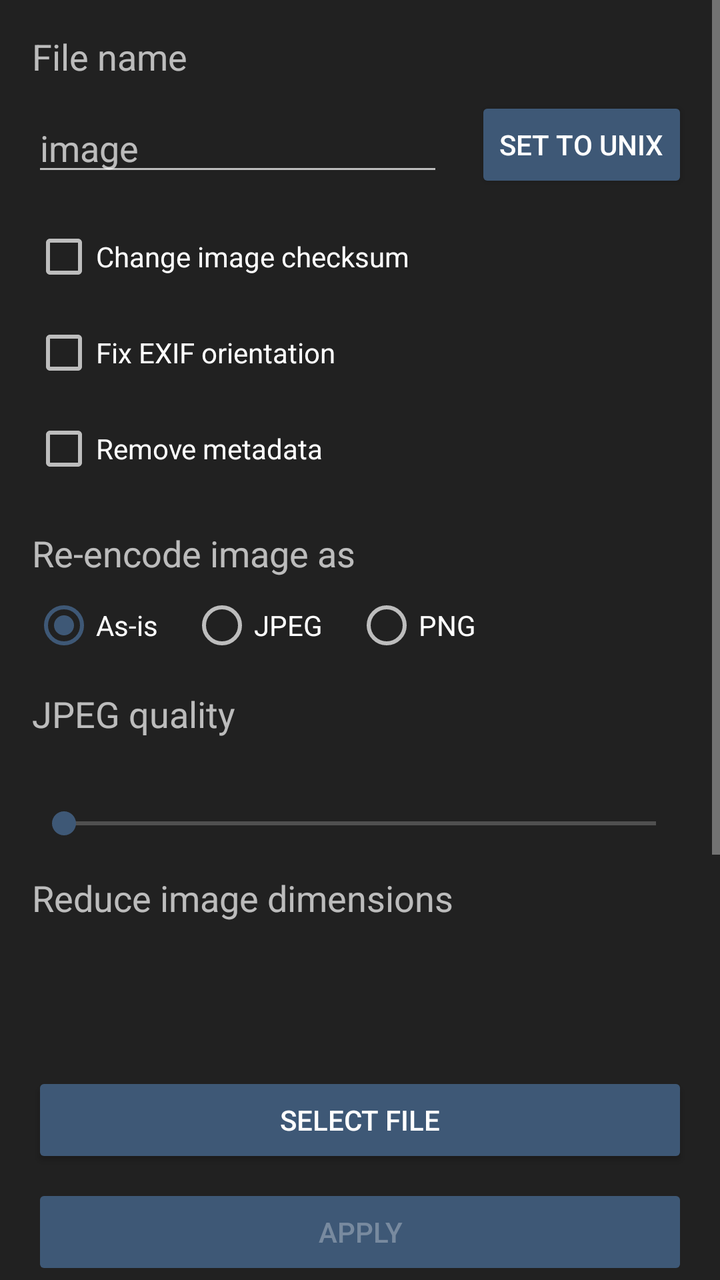
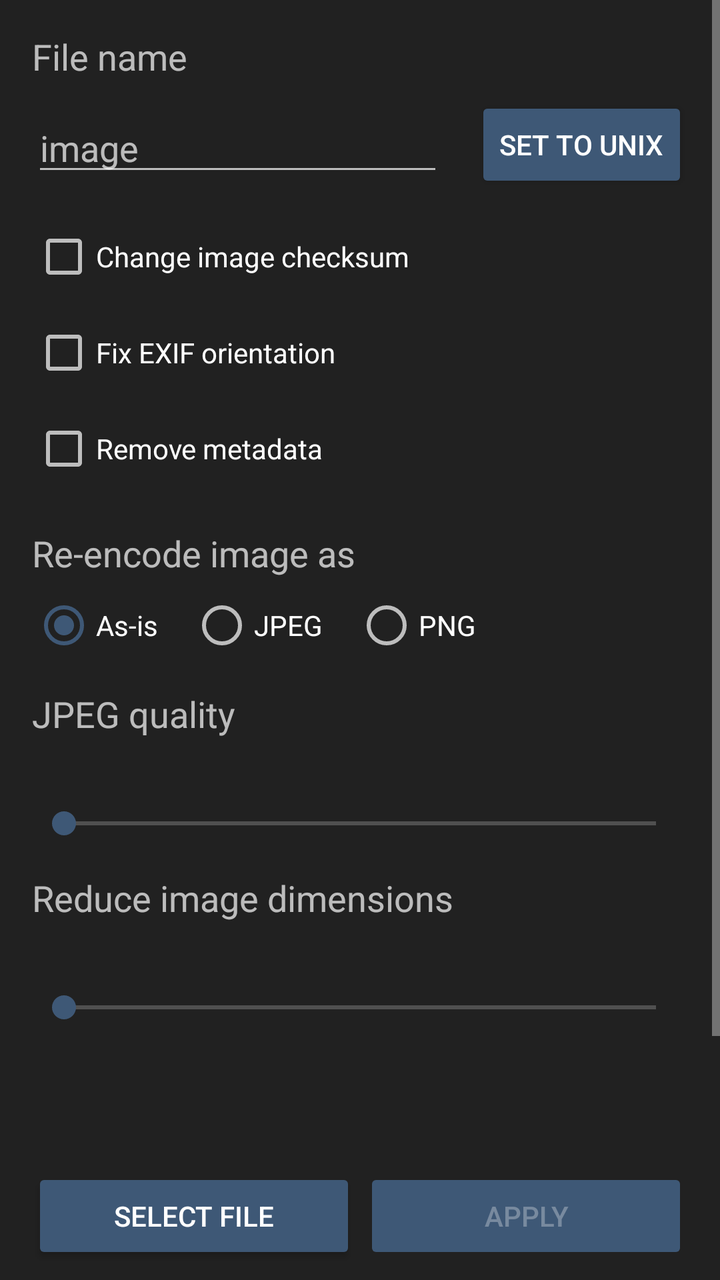

The first picture is an Android layout as it rendered before a commit; the second is the same layout after the commit. The layout source and the unified diff follow.
<!-- AndroidManifest.xml: application theme Theme.Sunshower -->
<!-- res/layout/activity_kuroba.xml -->
<?xml version="1.0" encoding="utf-8"?>
<LinearLayout xmlns:android="http://schemas.android.com/apk/res/android"
    android:layout_width="match_parent"
    android:layout_height="match_parent"
    android:orientation="vertical">

    <ScrollView
        android:layout_width="match_parent"
        android:layout_height="0dp"
        android:layout_weight="1"
        android:fillViewport="true">

        <FrameLayout
            android:layout_width="match_parent"
            android:layout_height="match_parent">

            <LinearLayout
                android:layout_width="match_parent"
                android:layout_height="wrap_content"
                android:layout_gravity="center_vertical"
                android:orientation="vertical"
                android:padding="16dp">

                <TextView
                    android:layout_width="wrap_content"
                    android:layout_height="wrap_content"
                    android:text="@string/file_name_label"
                    android:textSize="18sp" />

                <LinearLayout
                    android:layout_width="match_parent"
                    android:layout_height="wrap_content"
                    android:layout_marginTop="8dp"
                    android:gravity="center_vertical"
                    android:orientation="horizontal">

                    <EditText
                        android:id="@+id/kuroba_file_name_input"
                        android:layout_width="0dp"
                        android:layout_height="wrap_content"
                        android:layout_weight="1"
                        android:hint="@string/default_file_name"
                        android:importantForAutofill="no"
                        android:inputType="text"
                        android:maxLength="64" />

                    <TextView
                        android:id="@+id/kuroba_ext_label"
                        android:layout_width="wrap_content"
                        android:layout_height="wrap_content"
                        android:layout_marginStart="8dp"
                        android:textColor="#FF888888"
                        android:textSize="18sp" />

                    <Button
                        android:id="@+id/kuroba_set_unix_button"
                        android:layout_width="wrap_content"
                        android:layout_height="wrap_content"
                        android:layout_marginStart="8dp"
                        android:text="@string/set_unix" />
                </LinearLayout>

                <CheckBox
                    android:id="@+id/change_checksum_switch"
                    android:layout_width="wrap_content"
                    android:layout_height="wrap_content"
                    android:layout_marginTop="16dp"
                    android:text="@string/change_checksum" />

                <CheckBox
                    android:id="@+id/fix_exif_switch"
                    android:layout_width="wrap_content"
                    android:layout_height="wrap_content"
                    android:layout_marginTop="16dp"
                    android:text="@string/fix_exif" />

                <CheckBox
                    android:id="@+id/remove_metadata_switch"
                    android:layout_width="wrap_content"
                    android:layout_height="wrap_content"
                    android:layout_marginTop="16dp"
                    android:text="@string/remove_metadata" />

                <TextView
                    android:layout_width="wrap_content"
                    android:layout_height="wrap_content"
                    android:layout_marginTop="24dp"
                    android:text="@string/reencode_label"
                    android:textSize="18sp" />

                <RadioGroup
                    android:id="@+id/reencode_group"
                    android:layout_width="match_parent"
                    android:layout_height="wrap_content"
                    android:layout_marginTop="8dp"
                    android:orientation="horizontal">

                    <RadioButton
                        android:id="@+id/reencode_as_is"
                        android:layout_width="wrap_content"
                        android:layout_height="wrap_content"
                        android:checked="true"
                        android:text="@string/reencode_as_is" />

                    <RadioButton
                        android:id="@+id/reencode_as_jpeg"
                        android:layout_width="wrap_content"
                        android:layout_height="wrap_content"
                        android:layout_marginStart="16dp"
                        android:text="@string/reencode_jpeg" />

                    <RadioButton
                        android:id="@+id/reencode_as_png"
                        android:layout_width="wrap_content"
                        android:layout_height="wrap_content"
                        android:layout_marginStart="16dp"
                        android:text="@string/reencode_png" />
                </RadioGroup>

                <LinearLayout
                    android:id="@+id/quality_row"
                    android:layout_width="match_parent"
                    android:layout_height="wrap_content"
                    android:layout_marginTop="16dp"
                    android:orientation="vertical">

                    <TextView
                        android:layout_width="wrap_content"
                        android:layout_height="wrap_content"
                        android:text="@string/quality_label"
                        android:textSize="18sp" />

                    <TextView
                        android:id="@+id/quality_value"
                        android:layout_width="wrap_content"
                        android:layout_height="wrap_content"
                        android:layout_marginTop="4dp"
                        android:textSize="16sp" />

                    <SeekBar
                        android:id="@+id/quality_bar"
                        android:layout_width="match_parent"
                        android:layout_height="wrap_content"
                        android:layout_marginTop="8dp"
                        android:max="99" />
                </LinearLayout>

                <LinearLayout
                    android:id="@+id/reduce_row"
                    android:layout_width="match_parent"
                    android:layout_height="wrap_content"
                    android:layout_marginTop="16dp"
                    android:orientation="vertical">

                    <TextView
                        android:layout_width="wrap_content"
                        android:layout_height="wrap_content"
                        android:text="@string/reduce_label"
                        android:textSize="18sp" />

                    <TextView
                        android:id="@+id/reduce_value"
                        android:layout_width="wrap_content"
                        android:layout_height="wrap_content"
                        android:layout_marginTop="4dp"
                        android:textSize="16sp" />

                    <SeekBar
                        android:id="@+id/reduce_bar"
                        android:layout_width="match_parent"
                        android:layout_height="wrap_content"
                        android:layout_marginTop="8dp"
                        android:max="100" />
                </LinearLayout>
            </LinearLayout>
        </FrameLayout>
    </ScrollView>

    <LinearLayout
        android:layout_width="match_parent"
        android:layout_height="wrap_content"
        android:orientation="vertical"
        android:paddingStart="16dp"
        android:paddingTop="8dp"
        android:paddingEnd="16dp">

        <TextView
            android:id="@+id/kuroba_status"
            android:layout_width="wrap_content"
            android:layout_height="wrap_content" />

        <TextView
            android:id="@+id/kuroba_file_info"
            android:layout_width="wrap_content"
            android:layout_height="wrap_content"
            android:layout_marginTop="4dp"
            android:textSize="16sp" />

        <Button
            android:id="@+id/kuroba_pick_button"
            android:layout_width="match_parent"
            android:layout_height="wrap_content"
            android:layout_marginTop="8dp"
            android:text="@string/kuroba_pick" />

        <Button
            android:id="@+id/kuroba_apply_button"
            android:layout_width="match_parent"
            android:layout_height="wrap_content"
            android:layout_marginTop="8dp"
            android:enabled="false"
            android:text="@string/kuroba_apply" />
    </LinearLayout>
</LinearLayout>
<!-- resources referenced by this layout -->
<resources>
  <string name="change_checksum">Change image checksum</string>
  <string name="default_file_name">image</string>
  <string name="file_name_label">File name</string>
  <string name="fix_exif">Fix EXIF orientation</string>
  <string name="kuroba_apply">Apply</string>
  <string name="kuroba_pick">Select file</string>
  <string name="quality_label">JPEG quality</string>
  <string name="reduce_label">Reduce image dimensions</string>
  <string name="reencode_as_is">As-is</string>
  <string name="reencode_jpeg">JPEG</string>
  <string name="reencode_label">Re-encode image as</string>
  <string name="reencode_png">PNG</string>
  <string name="remove_metadata">Remove metadata</string>
  <string name="set_unix">Set to Unix</string>
  <style name="Theme.Sunshower" parent="android:Theme.Material.NoActionBar">
          <item name="android:colorBackground">@color/surface</item>
          <item name="android:windowBackground">@color/surface</item>
          <item name="android:colorPrimary">@color/accent</item>
          <item name="android:colorPrimaryDark">@color/surface_dim</item>
          <item name="android:colorAccent">@color/accent</item>
          <item name="android:colorButtonNormal">@color/accent</item>
          <item name="android:statusBarColor">@color/surface_dim</item>
          <item name="android:navigationBarColor">@color/surface_dim</item>
      </style>
  <color name="surface">#FF212121</color>
  <color name="accent">#FF3E5876</color>
  <color name="surface_dim">#FF1A1A1A</color>
</resources>

<!-- the commit's change to res/layout/activity_kuroba.xml (unified diff, before → after) -->
@@ -49,7 +49,7 @@
                         android:layout_width="wrap_content"
                         android:layout_height="wrap_content"
                         android:layout_marginStart="8dp"
-                        android:textColor="#FF888888"
+                        android:textColor="@color/text_dim"
                         android:textSize="18sp" />
 
                     <Button
@@ -196,19 +196,28 @@
             android:layout_marginTop="4dp"
             android:textSize="16sp" />
 
-        <Button
-            android:id="@+id/kuroba_pick_button"
+        <LinearLayout
             android:layout_width="match_parent"
             android:layout_height="wrap_content"
-            android:layout_marginTop="8dp"
-            android:text="@string/kuroba_pick" />
-
-        <Button
-            android:id="@+id/kuroba_apply_button"
-            android:layout_width="match_parent"
-            android:layout_height="wrap_content"
-            android:layout_marginTop="8dp"
-            android:enabled="false"
-            android:text="@string/kuroba_apply" />
+            android:orientation="horizontal"
+            android:paddingTop="8dp"
+            android:paddingBottom="8dp">
+
+            <Button
+                android:id="@+id/kuroba_pick_button"
+                android:layout_width="0dp"
+                android:layout_height="wrap_content"
+                android:layout_weight="1"
+                android:text="@string/kuroba_pick" />
+
+            <Button
+                android:id="@+id/kuroba_apply_button"
+                android:layout_width="0dp"
+                android:layout_height="wrap_content"
+                android:layout_marginStart="4dp"
+                android:layout_weight="1"
+                android:enabled="false"
+                android:text="@string/kuroba_apply" />
+        </LinearLayout>
     </LinearLayout>
 </LinearLayout>
<!-- resource entries referenced after the edit -->
@@ -1,5 +1,6 @@
 <!-- resources referenced by this layout -->
 <resources>
+  <color name="text_dim">#FF888888</color>
   <string name="change_checksum">Change image checksum</string>
   <string name="default_file_name">image</string>
   <string name="file_name_label">File name</string>
@@ -23,9 +24,26 @@
           <item name="android:colorButtonNormal">@color/accent</item>
           <item name="android:statusBarColor">@color/surface_dim</item>
           <item name="android:navigationBarColor">@color/surface_dim</item>
+          <item name="android:windowAnimationStyle">@style/NoWindowAnimations</item>
       </style>
   <color name="surface">#FF212121</color>
   <color name="accent">#FF3E5876</color>
   <color name="surface_dim">#FF1A1A1A</color>
+  <style name="NoWindowAnimations">
+          <item name="android:activityOpenEnterAnimation">@null</item>
+          <item name="android:activityOpenExitAnimation">@null</item>
+          <item name="android:activityCloseEnterAnimation">@null</item>
+          <item name="android:activityCloseExitAnimation">@null</item>
+          <item name="android:taskOpenEnterAnimation">@null</item>
+          <item name="android:taskOpenExitAnimation">@null</item>
+          <item name="android:taskCloseEnterAnimation">@null</item>
+          <item name="android:taskCloseExitAnimation">@null</item>
+          <item name="android:taskToFrontEnterAnimation">@null</item>
+          <item name="android:taskToFrontExitAnimation">@null</item>
+          <item name="android:taskToBackEnterAnimation">@null</item>
+          <item name="android:taskToBackExitAnimation">@null</item>
+          <item name="android:launchTaskBehindTargetAnimation">@null</item>
+          <item name="android:launchTaskBehindSourceAnimation">@null</item>
+      </style>
 </resources>
 
